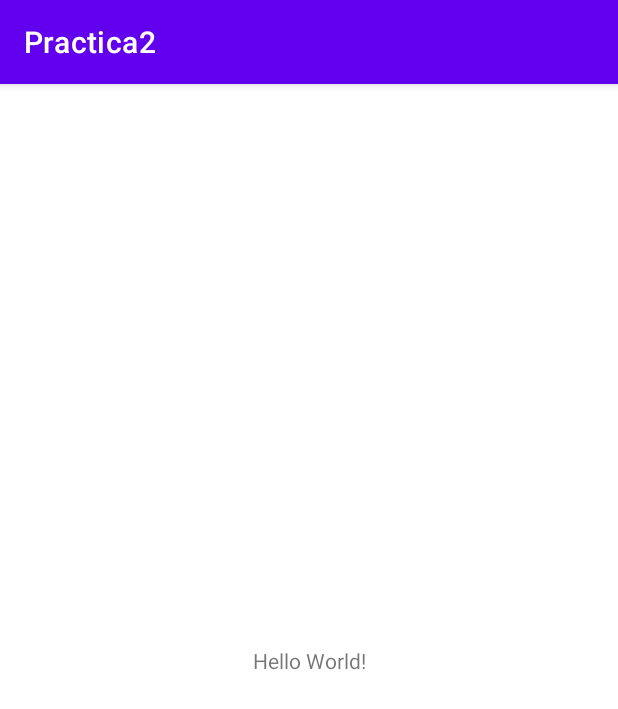
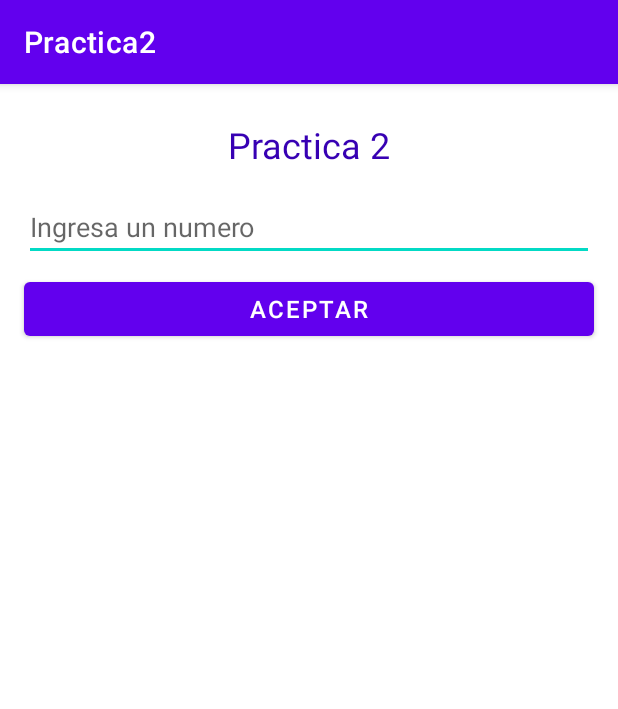
Before and after one commit to guille278/Practica2, an Android app: the screen it shows after launch (MainActivity), on a phone screen of 412 x 824 dp. Shown: the top 709 px of the screen. Run offline under Robolectric (Android 15) with nearby library versions, the phone set to English and light mode, and no system bars.

```diff
--- a/app/src/main/java/com/example/practica2/MainActivity.java
+++ b/app/src/main/java/com/example/practica2/MainActivity.java
@@ -3,12 +3,46 @@ package com.example.practica2;
 import androidx.appcompat.app.AppCompatActivity;
 
 import android.os.Bundle;
+import android.view.View;
+import android.widget.Button;
+import android.widget.EditText;
+import android.widget.Toast;
 
 public class MainActivity extends AppCompatActivity {
+
+    EditText gNum;
+    Button button;
 
     @Override
     protected void onCreate(Bundle savedInstanceState) {
         super.onCreate(savedInstanceState);
         setContentView(R.layout.activity_main);
+
+        gNum = (EditText) findViewById(R.id.gNum);
+        button = (Button) findViewById(R.id.button);
+
+        button.setOnClickListener(new View.OnClickListener() {
+            @Override
+            public void onClick(View view) {
+                String value = gNum.getText().toString();
+                int numero = Integer.valueOf(value);
+
+                if (value.isEmpty()) {
+                    Toast.makeText(getApplicationContext(), "Debes ingresa un numero", Toast.LENGTH_SHORT).show();
+                }else{
+                    if(numero <=0){
+                        Toast.makeText(getApplicationContext(), "Ingresa un numero mayor que cero", Toast.LENGTH_SHORT).show();
+                    }else if(numero > 32000){
+                        Toast.makeText(getApplicationContext(), "Ingresa un nuermo menor", Toast.LENGTH_SHORT).show();
+                    }else{
+                        Toast.makeText(getApplicationContext(), "Ingresaste el numero: " + numero, Toast.LENGTH_SHORT).show();
+                    }
+                }
+
+
+
+            }
+        });
+
     }
 }
--- a/app/src/main/res/layout/activity_main.xml
+++ b/app/src/main/res/layout/activity_main.xml
@@ -7,12 +7,44 @@
     tools:context=".MainActivity">
 
     <TextView
+        android:id="@+id/textView"
         android:layout_width="wrap_content"
         android:layout_height="wrap_content"
-        android:text="Hello World!"
-        app:layout_constraintBottom_toBottomOf="parent"
+        android:layout_marginTop="24dp"
+        android:text="Practica 2"
+        android:textColor="@color/purple_700"
+        android:textSize="24sp"
         app:layout_constraintLeft_toLeftOf="parent"
         app:layout_constraintRight_toRightOf="parent"
         app:layout_constraintTop_toTopOf="parent" />
 
+    <EditText
+        android:id="@+id/gNum"
+        android:layout_width="0dp"
+        android:layout_height="wrap_content"
+        android:layout_marginStart="16dp"
+        android:layout_marginTop="16dp"
+        android:layout_marginEnd="16dp"
+        android:ems="10"
+        android:hint="Ingresa un numero"
+        android:inputType="number"
+        android:textSize="18sp"
+        app:layout_constraintEnd_toEndOf="parent"
+        app:layout_constraintStart_toStartOf="parent"
+        app:layout_constraintTop_toBottomOf="@+id/textView" />
+
+    <Button
+        android:id="@+id/button"
+        android:layout_width="0dp"
+        android:layout_height="wrap_content"
+        android:layout_marginStart="16dp"
+        android:layout_marginTop="8dp"
+        android:layout_marginEnd="16dp"
+        android:text="Aceptar"
+        android:textSize="16sp"
+        app:layout_constraintEnd_toEndOf="parent"
+        app:layout_constraintStart_toStartOf="parent"
+        app:layout_constraintTop_toBottomOf="@+id/gNum" />
+
+
 </androidx.constraintlayout.widget.ConstraintLayout>
```
